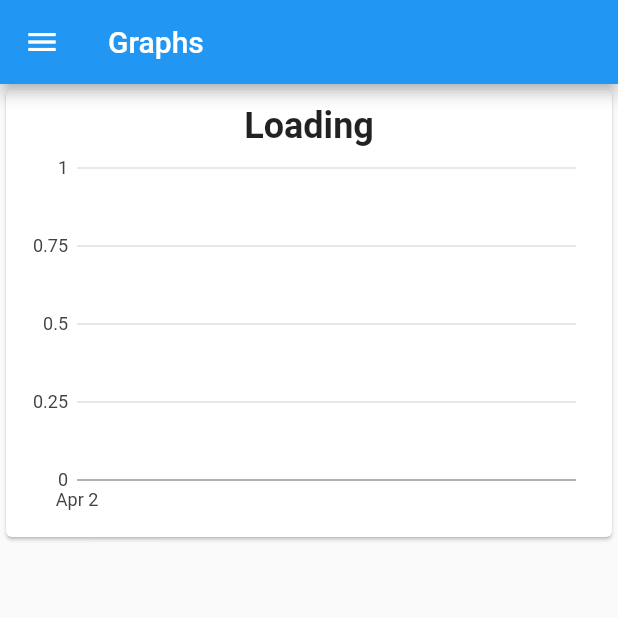
After one commit to Ayush1325/Coronavirus-Status, a Flutter app: the Graphs screen opened by its route, on a phone screen of 412 x 824 dp, the top half of it. The commit adds this screen. Run offline on Flutter 3.47's test engine with Material 2 defaults, Android fonts, the phone set to English and light mode, and no system bars; our stand-ins replace charts_flutter; network calls fail.

Commit message:
feat: Added Graphs.
body: Maybe will add more graphs later.

```diff
--- /dev/null
+++ b/lib/components/charts_list.dart
@@ -0,0 +1,19 @@
+import 'package:coronavirusstatus/components/general_time_chart.dart';
+import 'package:coronavirusstatus/providers/charts_data.dart';
+import 'package:flutter/material.dart';
+import 'package:provider/provider.dart';
+
+class ChartsList extends StatelessWidget {
+  @override
+  Widget build(BuildContext context) {
+    return Consumer<ChartsData>(
+      builder: (context, model, _) => ListView.builder(
+        itemCount: model.charts.length,
+        itemBuilder: (context, index) => GeneralTimeChart(
+          title: model.charts[index].title,
+          data: model.charts[index].data,
+        ),
+      ),
+    );
+  }
+}
--- /dev/null
+++ b/lib/components/general_time_chart.dart
@@ -0,0 +1,46 @@
+import 'package:coronavirusstatus/models/time_series_data.dart';
+import 'package:flutter/material.dart';
+import 'package:charts_flutter/flutter.dart' as charts;
+
+class GeneralTimeChart extends StatelessWidget {
+  final List<TimeSeriesData> data;
+  final String title;
+
+  GeneralTimeChart({Key key, this.title, this.data});
+
+  @override
+  Widget build(BuildContext context) {
+    return Card(
+      child: Padding(
+        padding: const EdgeInsets.all(10.0),
+        child: Column(
+          children: <Widget>[
+            Text(
+              this.title,
+              style: TextStyle(
+                fontWeight: FontWeight.bold,
+                fontSize: 24,
+              ),
+            ),
+            Container(
+              height: 250,
+              child: charts.TimeSeriesChart(
+                [
+                  charts.Series<TimeSeriesData, DateTime>(
+                    id: 'Confimed Cases',
+                    domainFn: (TimeSeriesData dat, _) => dat.date,
+                    measureFn: (TimeSeriesData dat, _) => dat.value,
+                    data: this.data,
+                    colorFn: (_, __) => charts.MaterialPalette.red.shadeDefault,
+                  ),
+                ],
+                animate: true,
+                domainAxis: new charts.EndPointsTimeAxisSpec(),
+              ),
+            ),
+          ],
+        ),
+      ),
+    );
+  }
+}
--- a/lib/components/nav_drawer.dart
+++ b/lib/components/nav_drawer.dart
@@ -4,6 +4,7 @@ class NavDrawer extends StatelessWidget {
   final list = [
     ["Home", "/home"],
     ['States', "/states"],
+    ['Graphs', "/graphs"],
   ];
 
   @override
--- a/lib/main.dart
+++ b/lib/main.dart
@@ -1,3 +1,4 @@
+import 'package:coronavirusstatus/pages/graphs.dart';
 import 'package:coronavirusstatus/pages/states.dart';
 import 'package:flutter/material.dart';
 import 'pages/home.dart';
@@ -15,6 +16,7 @@ class MyApp extends StatelessWidget {
       routes: {
         '/home': (context) => Home(),
         '/states': (context) => States(),
+        '/graphs': (context) => Graphs(),
       },
       initialRoute: '/home',
     );
--- /dev/null
+++ b/lib/models/time_series_data.dart
@@ -0,0 +1,12 @@
+import 'package:intl/intl.dart';
+
+class TimeSeriesData {
+  final DateTime date;
+  final int value;
+
+  TimeSeriesData(this.date, this.value);
+
+  TimeSeriesData.fromJson(Map<String, dynamic> json, String field)
+      : date = DateFormat("dd MMMM").parse(json['date']),
+        value = int.parse(json[field]);
+}
--- /dev/null
+++ b/lib/pages/graphs.dart
@@ -0,0 +1,21 @@
+import 'package:coronavirusstatus/components/charts_list.dart';
+import 'package:coronavirusstatus/components/nav_drawer.dart';
+import 'package:coronavirusstatus/providers/charts_data.dart';
+import 'package:flutter/material.dart';
+import 'package:provider/provider.dart';
+
+class Graphs extends StatelessWidget {
+  @override
+  Widget build(BuildContext context) {
+    return Scaffold(
+      appBar: AppBar(
+        title: Text("Graphs"),
+      ),
+      body: ChangeNotifierProvider<ChartsData>(
+        create: (_) => ChartsData(),
+        child: ChartsList(),
+      ),
+      drawer: NavDrawer(),
+    );
+  }
+}
--- /dev/null
+++ b/lib/providers/charts_data.dart
@@ -0,0 +1,52 @@
+import 'package:coronavirusstatus/models/time_series_data.dart';
+import 'package:flutter/material.dart';
+import 'package:http/http.dart' as http;
+import 'dart:convert';
+
+class ChartsData extends ChangeNotifier {
+  List<Chart> charts;
+
+  ChartsData() {
+    charts = _dummyData();
+    refresh();
+  }
+
+  List<Chart> _dummyData() {
+    return [
+      Chart("Loading", [TimeSeriesData(DateTime.now(), 0)])
+    ];
+  }
+
+  void refresh() async {
+    var data = await _fetchData();
+    charts = _chartsPlot(data);
+    notifyListeners();
+  }
+
+  List<Chart> _chartsPlot(List<dynamic> data) {
+    List<Chart> temp = List();
+    temp.add(Chart("Confirmed", _chartPlot(data, 'totalconfirmed')));
+    temp.add(Chart("Recovered", _chartPlot(data, "totalrecovered")));
+    temp.add(Chart("Deceased", _chartPlot(data, "totaldeceased")));
+    return temp;
+  }
+
+  List<TimeSeriesData> _chartPlot(List<dynamic> data, String field) {
+    return data.map((e) => TimeSeriesData.fromJson(e, field)).toList();
+  }
+
+  Future<List<dynamic>> _fetchData() async {
+    var res = await http.get("https://api.covid19india.org/data.json");
+    Map<String, dynamic> body = jsonDecode(res.body);
+    List<dynamic> timeSeries = body['cases_time_series'];
+    timeSeries.removeRange(0, timeSeries.length - 30);
+    return timeSeries;
+  }
+}
+
+class Chart {
+  final String title;
+  final List<TimeSeriesData> data;
+
+  Chart(this.title, this.data);
+}
--- a/pubspec.yaml
+++ b/pubspec.yaml
@@ -12,6 +12,7 @@ dependencies:
   provider: ^4.0.4
   http: ^0.12.0+4
   intl: ^0.16.1
+  charts_flutter: ^0.9.0
 
 dev_dependencies:
   flutter_test:
```
Also changed, not shown: pubspec.lock.
